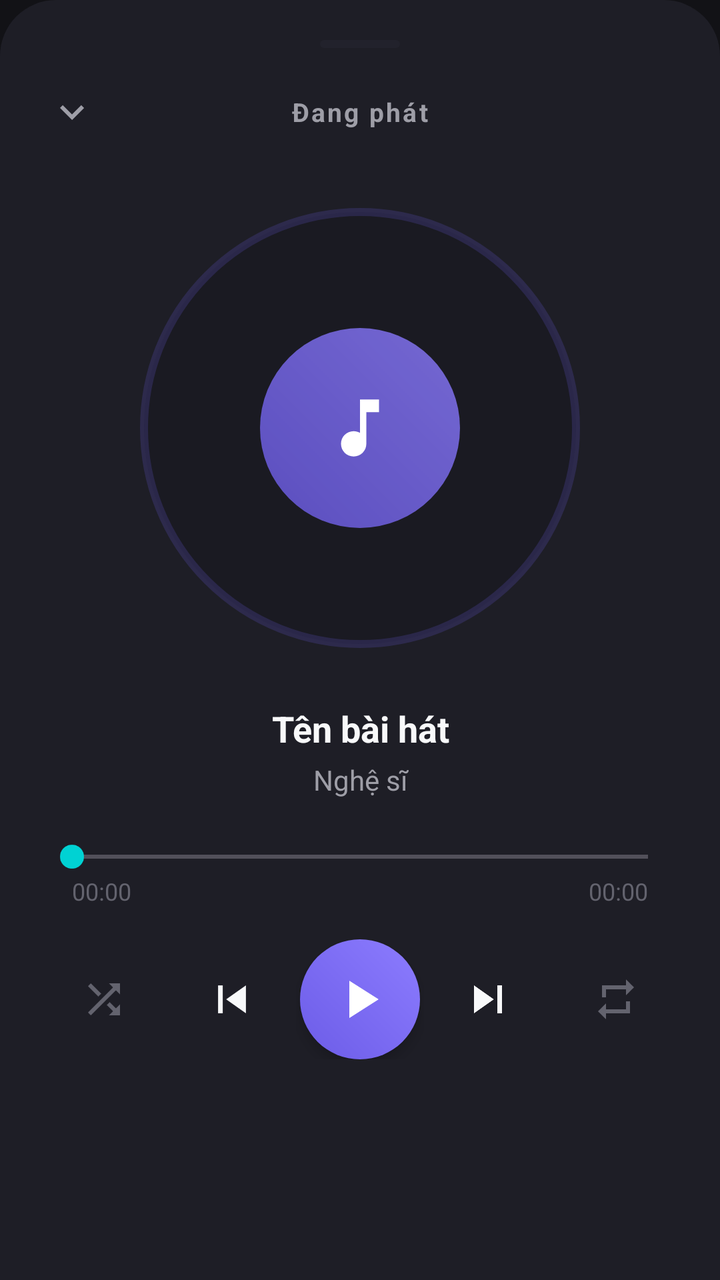
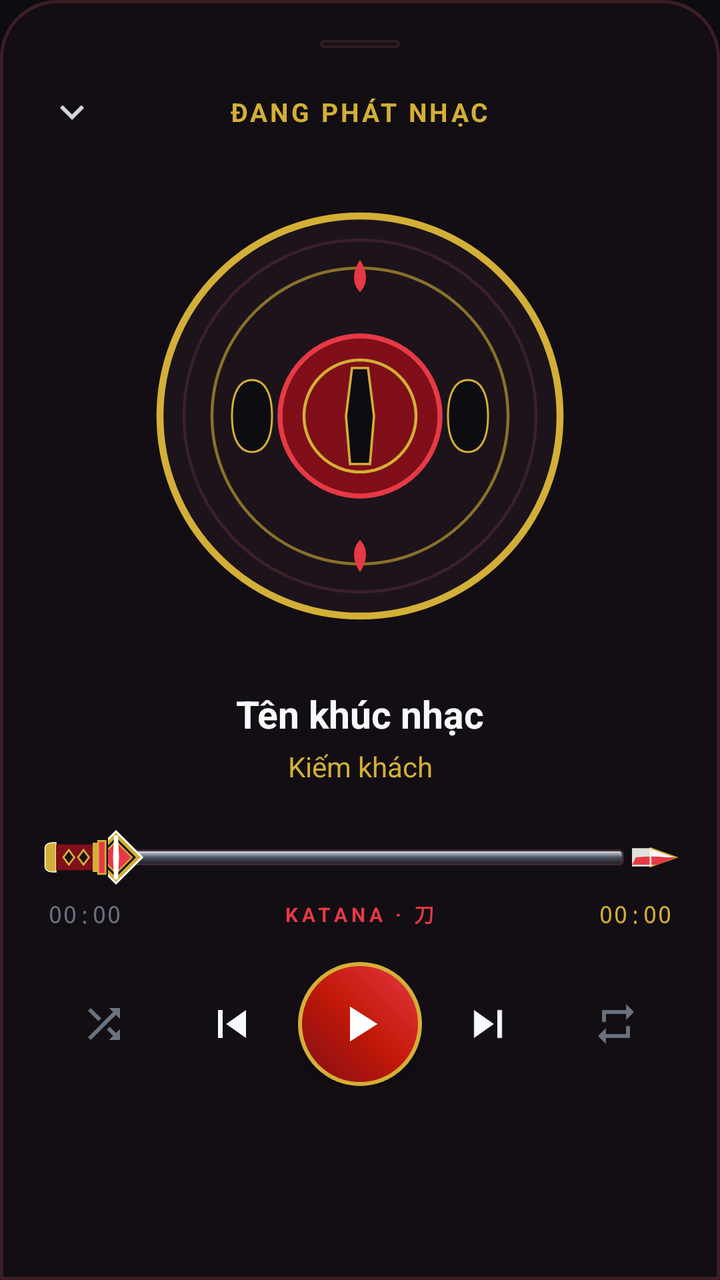

The first picture is an Android layout as it rendered before a commit; the second is the same layout after the commit. The layout source and the unified diff follow.
<!-- AndroidManifest.xml: application theme Theme.SimpleMusicPlayer -->
<!-- res/layout/bottom_sheet_player.xml -->
<?xml version="1.0" encoding="utf-8"?>
<LinearLayout xmlns:android="http://schemas.android.com/apk/res/android"
    xmlns:app="http://schemas.android.com/apk/res-auto"
    android:layout_width="match_parent"
    android:layout_height="wrap_content"
    android:background="@drawable/bg_bottom_sheet"
    android:orientation="vertical"
    android:padding="20dp">

    
    <View
        android:layout_width="40dp"
        android:layout_height="4dp"
        android:layout_gravity="center_horizontal"
        android:layout_marginBottom="16dp"
        android:background="@drawable/bg_pill_search"
        android:alpha="0.6" />

    
    <RelativeLayout
        android:layout_width="match_parent"
        android:layout_height="wrap_content"
        android:layout_marginBottom="16dp">

        <ImageView
            android:id="@+id/btnCollapse"
            android:layout_width="32dp"
            android:layout_height="32dp"
            android:layout_alignParentStart="true"
            android:layout_centerVertical="true"
            android:background="?attr/selectableItemBackgroundBorderless"
            android:padding="4dp"
            android:src="@drawable/ic_chevron_down"
            android:tint="@color/text_secondary" />

        <TextView
            android:layout_width="wrap_content"
            android:layout_height="wrap_content"
            android:layout_centerInParent="true"
            android:text="@string/now_playing"
            android:textColor="@color/text_secondary"
            android:textSize="13sp"
            android:textStyle="bold"
            android:letterSpacing="0.08" />
    </RelativeLayout>

    
    <FrameLayout
        android:id="@+id/layoutDiscContainer"
        android:layout_width="220dp"
        android:layout_height="220dp"
        android:layout_gravity="center_horizontal"
        android:layout_marginVertical="16dp">

        
        <View
            android:id="@+id/viewVinylDisc"
            android:layout_width="match_parent"
            android:layout_height="match_parent"
            android:background="@drawable/bg_album_disc" />

        
        <View
            android:layout_width="100dp"
            android:layout_height="100dp"
            android:layout_gravity="center"
            android:background="@drawable/bg_play_btn"
            android:alpha="0.8" />

        
        <ImageView
            android:layout_width="38dp"
            android:layout_height="38dp"
            android:layout_gravity="center"
            android:src="@drawable/ic_music_note"
            android:tint="@color/white" />
    </FrameLayout>

    
    <TextView
        android:id="@+id/tvSheetTitle"
        android:layout_width="match_parent"
        android:layout_height="wrap_content"
        android:layout_marginTop="12dp"
        android:gravity="center"
        android:maxLines="1"
        android:ellipsize="marquee"
        android:marqueeRepeatLimit="marquee_forever"
        android:singleLine="true"
        android:text="Tên bài hát"
        android:textColor="@color/text_primary"
        android:textSize="18sp"
        android:textStyle="bold" />

    <TextView
        android:id="@+id/tvSheetArtist"
        android:layout_width="match_parent"
        android:layout_height="wrap_content"
        android:layout_marginTop="4dp"
        android:gravity="center"
        android:maxLines="1"
        android:ellipsize="end"
        android:text="Nghệ sĩ"
        android:textColor="@color/text_secondary"
        android:textSize="14sp" />

    
    <LinearLayout
        android:layout_width="match_parent"
        android:layout_height="wrap_content"
        android:layout_marginTop="20dp"
        android:orientation="vertical">

        <SeekBar
            android:id="@+id/seekBarPlayer"
            android:layout_width="match_parent"
            android:layout_height="wrap_content"
            android:progressTint="@color/primary_accent"
            android:thumbTint="@color/accent_play" />

        <RelativeLayout
            android:layout_width="match_parent"
            android:layout_height="wrap_content"
            android:paddingHorizontal="16dp">

            <TextView
                android:id="@+id/tvCurrentTime"
                android:layout_width="wrap_content"
                android:layout_height="wrap_content"
                android:layout_alignParentStart="true"
                android:text="00:00"
                android:textColor="@color/text_muted"
                android:textSize="12sp" />

            <TextView
                android:id="@+id/tvTotalTime"
                android:layout_width="wrap_content"
                android:layout_height="wrap_content"
                android:layout_alignParentEnd="true"
                android:text="00:00"
                android:textColor="@color/text_muted"
                android:textSize="12sp" />
        </RelativeLayout>
    </LinearLayout>

    
    <LinearLayout
        android:layout_width="match_parent"
        android:layout_height="wrap_content"
        android:layout_marginVertical="16dp"
        android:gravity="center_vertical"
        android:orientation="horizontal"
        android:weightSum="5">

        
        <ImageView
            android:id="@+id/btnShuffle"
            android:layout_width="0dp"
            android:layout_height="36dp"
            android:layout_weight="1"
            android:background="?attr/selectableItemBackgroundBorderless"
            android:padding="6dp"
            android:src="@drawable/ic_shuffle"
            android:tint="@color/text_muted" />

        
        <ImageView
            android:id="@+id/btnPrevious"
            android:layout_width="0dp"
            android:layout_height="44dp"
            android:layout_weight="1"
            android:background="?attr/selectableItemBackgroundBorderless"
            android:padding="8dp"
            android:src="@drawable/ic_skip_previous"
            android:tint="@color/text_primary" />

        
        <FrameLayout
            android:layout_width="0dp"
            android:layout_height="wrap_content"
            android:layout_weight="1"
            android:gravity="center">

            <ImageButton
                android:id="@+id/btnPlayPauseLarge"
                android:layout_width="60dp"
                android:layout_height="60dp"
                android:layout_gravity="center"
                android:background="@drawable/bg_play_btn"
                android:elevation="4dp"
                android:padding="14dp"
                android:scaleType="fitCenter"
                android:src="@drawable/ic_play"
                android:tint="@color/white" />
        </FrameLayout>

        
        <ImageView
            android:id="@+id/btnNext"
            android:layout_width="0dp"
            android:layout_height="44dp"
            android:layout_weight="1"
            android:background="?attr/selectableItemBackgroundBorderless"
            android:padding="8dp"
            android:src="@drawable/ic_skip_next"
            android:tint="@color/text_primary" />

        
        <ImageView
            android:id="@+id/btnRepeat"
            android:layout_width="0dp"
            android:layout_height="36dp"
            android:layout_weight="1"
            android:background="?attr/selectableItemBackgroundBorderless"
            android:padding="6dp"
            android:src="@drawable/ic_repeat"
            android:tint="@color/text_muted" />
    </LinearLayout>

</LinearLayout>
<!-- resources referenced by this layout -->
<resources>
  <color name="accent_play">#00D2D3</color>
  <color name="primary_accent">#8C7CFF</color>
  <color name="text_muted">#63636E</color>
  <color name="text_secondary">#9E9EA7</color>
  <!-- drawable bg_album_disc (drawable) -->
  <shape xmlns:android="http://schemas.android.com/apk/res/android"
      android:shape="oval">
      <solid android:color="#1A1A22" />
      <stroke
          android:width="4dp"
          android:color="#336C5CE7" />
  </shape>
  <!-- drawable bg_bottom_sheet (drawable) -->
  <shape xmlns:android="http://schemas.android.com/apk/res/android"
      android:shape="rectangle">
      <corners
          android:topLeftRadius="28dp"
          android:topRightRadius="28dp" />
      <solid android:color="@color/surface_dark" />
  </shape>
  <!-- drawable bg_pill_search (drawable) -->
  <shape xmlns:android="http://schemas.android.com/apk/res/android"
      android:shape="rectangle">
      <corners android:radius="24dp" />
      <solid android:color="@color/surface_card" />
  </shape>
  <!-- drawable bg_play_btn (drawable) -->
  <shape xmlns:android="http://schemas.android.com/apk/res/android"
      android:shape="oval">
      <gradient
          android:angle="45"
          android:endColor="#8C7CFF"
          android:startColor="#6C5CE7" />
  </shape>
  <!-- drawable ic_music_note (drawable) -->
  <vector xmlns:android="http://schemas.android.com/apk/res/android"
      android:width="24dp"
      android:height="24dp"
      android:viewportWidth="24"
      android:viewportHeight="24">
      <path
          android:fillColor="#FFFFFFFF"
          android:pathData="M12,3v10.55c-0.59,-0.34 -1.27,-0.55 -2,-0.55 -2.21,0 -4,1.79 -4,4s1.79,4 4,4 4,-1.79 4,-4V7h4V3h-6z"/>
  </vector>
  <string name="now_playing">Đang phát</string>
  <color name="surface_dark">#1E1E26</color>
  <color name="surface_card">#252530</color>
  <color name="bg_dark">#121216</color>
  <!-- unchanged entries left out for length: 9 -->
</resources>

<!-- the commit's change to res/layout/bottom_sheet_player.xml (unified diff, before → after) -->
@@ -14,13 +14,13 @@
         android:layout_gravity="center_horizontal"
         android:layout_marginBottom="16dp"
         android:background="@drawable/bg_pill_search"
-        android:alpha="0.6" />
+        android:alpha="0.8" />
 
     
     <RelativeLayout
         android:layout_width="match_parent"
         android:layout_height="wrap_content"
-        android:layout_marginBottom="16dp">
+        android:layout_marginBottom="12dp">
 
         <ImageView
             android:id="@+id/btnCollapse"
@@ -38,10 +38,10 @@
             android:layout_height="wrap_content"
             android:layout_centerInParent="true"
             android:text="@string/now_playing"
-            android:textColor="@color/text_secondary"
+            android:textColor="@color/accent_gold"
             android:textSize="13sp"
             android:textStyle="bold"
-            android:letterSpacing="0.08" />
+            android:letterSpacing="0.1" />
     </RelativeLayout>
 
     
@@ -50,30 +50,16 @@
         android:layout_width="220dp"
         android:layout_height="220dp"
         android:layout_gravity="center_horizontal"
-        android:layout_marginVertical="16dp">
-
-        
-        <View
+        android:layout_marginVertical="14dp">
+
+        
+        <ImageView
             android:id="@+id/viewVinylDisc"
             android:layout_width="match_parent"
             android:layout_height="match_parent"
-            android:background="@drawable/bg_album_disc" />
-
-        
-        <View
-            android:layout_width="100dp"
-            android:layout_height="100dp"
-            android:layout_gravity="center"
-            android:background="@drawable/bg_play_btn"
-            android:alpha="0.8" />
-
-        
-        <ImageView
-            android:layout_width="38dp"
-            android:layout_height="38dp"
-            android:layout_gravity="center"
-            android:src="@drawable/ic_music_note"
-            android:tint="@color/white" />
+            android:scaleType="fitCenter"
+            android:src="@drawable/ic_tsuba_disc" />
+
     </FrameLayout>
 
     
@@ -87,9 +73,9 @@
         android:ellipsize="marquee"
         android:marqueeRepeatLimit="marquee_forever"
         android:singleLine="true"
-        android:text="Tên bài hát"
+        android:text="Tên khúc nhạc"
         android:textColor="@color/text_primary"
-        android:textSize="18sp"
+        android:textSize="19sp"
         android:textStyle="bold" />
 
     <TextView
@@ -100,8 +86,8 @@
         android:gravity="center"
         android:maxLines="1"
         android:ellipsize="end"
-        android:text="Nghệ sĩ"
-        android:textColor="@color/text_secondary"
+        android:text="Kiếm khách"
+        android:textColor="@color/accent_gold"
         android:textSize="14sp" />
 
     
@@ -111,17 +97,47 @@
         android:layout_marginTop="20dp"
         android:orientation="vertical">
 
-        <SeekBar
-            android:id="@+id/seekBarPlayer"
+        
+        <LinearLayout
             android:layout_width="match_parent"
             android:layout_height="wrap_content"
-            android:progressTint="@color/primary_accent"
-            android:thumbTint="@color/accent_play" />
+            android:gravity="center_vertical"
+            android:orientation="horizontal">
+
+            
+            <ImageView
+                android:layout_width="34dp"
+                android:layout_height="22dp"
+                android:scaleType="fitCenter"
+                android:src="@drawable/ic_katana_tsuka_left" />
+
+            
+            <SeekBar
+                android:id="@+id/seekBarPlayer"
+                android:layout_width="0dp"
+                android:layout_height="32dp"
+                android:layout_weight="1"
+                android:maxHeight="8dp"
+                android:minHeight="8dp"
+                android:paddingStart="4dp"
+                android:paddingEnd="4dp"
+                android:progressDrawable="@drawable/seek_bar_katana_track"
+                android:thumb="@drawable/ic_katana_thumb"
+                android:splitTrack="false" />
+
+            
+            <ImageView
+                android:layout_width="24dp"
+                android:layout_height="22dp"
+                android:scaleType="fitCenter"
+                android:src="@drawable/ic_katana_kissaki_right" />
+        </LinearLayout>
 
         <RelativeLayout
             android:layout_width="match_parent"
             android:layout_height="wrap_content"
-            android:paddingHorizontal="16dp">
+            android:layout_marginTop="4dp"
+            android:paddingHorizontal="4dp">
 
             <TextView
                 android:id="@+id/tvCurrentTime"
@@ -130,7 +146,18 @@
                 android:layout_alignParentStart="true"
                 android:text="00:00"
                 android:textColor="@color/text_muted"
-                android:textSize="12sp" />
+                android:textSize="12sp"
+                android:fontFamily="monospace" />
+
+            <TextView
+                android:layout_width="wrap_content"
+                android:layout_height="wrap_content"
+                android:layout_centerInParent="true"
+                android:text="KATANA · 刀"
+                android:textColor="@color/primary_accent"
+                android:textSize="10sp"
+                android:textStyle="bold"
+                android:letterSpacing="0.2" />
 
             <TextView
                 android:id="@+id/tvTotalTime"
@@ -138,8 +165,9 @@
                 android:layout_height="wrap_content"
                 android:layout_alignParentEnd="true"
                 android:text="00:00"
-                android:textColor="@color/text_muted"
-                android:textSize="12sp" />
+                android:textColor="@color/accent_gold"
+                android:textSize="12sp"
+                android:fontFamily="monospace" />
         </RelativeLayout>
     </LinearLayout>
 
@@ -156,10 +184,10 @@
         <ImageView
             android:id="@+id/btnShuffle"
             android:layout_width="0dp"
-            android:layout_height="36dp"
-            android:layout_weight="1"
-            android:background="?attr/selectableItemBackgroundBorderless"
-            android:padding="6dp"
+            android:layout_height="38dp"
+            android:layout_weight="1"
+            android:background="?attr/selectableItemBackgroundBorderless"
+            android:padding="7dp"
             android:src="@drawable/ic_shuffle"
             android:tint="@color/text_muted" />
 
@@ -183,12 +211,12 @@
 
             <ImageButton
                 android:id="@+id/btnPlayPauseLarge"
-                android:layout_width="60dp"
-                android:layout_height="60dp"
+                android:layout_width="62dp"
+                android:layout_height="62dp"
                 android:layout_gravity="center"
                 android:background="@drawable/bg_play_btn"
-                android:elevation="4dp"
-                android:padding="14dp"
+                android:elevation="6dp"
+                android:padding="16dp"
                 android:scaleType="fitCenter"
                 android:src="@drawable/ic_play"
                 android:tint="@color/white" />
@@ -209,10 +237,10 @@
         <ImageView
             android:id="@+id/btnRepeat"
             android:layout_width="0dp"
-            android:layout_height="36dp"
-            android:layout_weight="1"
-            android:background="?attr/selectableItemBackgroundBorderless"
-            android:padding="6dp"
+            android:layout_height="38dp"
+            android:layout_weight="1"
+            android:background="?attr/selectableItemBackgroundBorderless"
+            android:padding="7dp"
             android:src="@drawable/ic_repeat"
             android:tint="@color/text_muted" />
     </LinearLayout>
<!-- resource entries referenced after the edit -->
@@ -1,53 +1,198 @@
 <!-- resources referenced by this layout -->
 <resources>
-  <color name="accent_play">#00D2D3</color>
-  <color name="primary_accent">#8C7CFF</color>
-  <color name="text_muted">#63636E</color>
-  <color name="text_secondary">#9E9EA7</color>
-  <!-- drawable bg_album_disc (drawable) -->
-  <shape xmlns:android="http://schemas.android.com/apk/res/android"
-      android:shape="oval">
-      <solid android:color="#1A1A22" />
-      <stroke
-          android:width="4dp"
-          android:color="#336C5CE7" />
-  </shape>
+  <color name="accent_gold">#D4AF37</color>
+  <color name="accent_play">#E63946</color>
+  <color name="primary_accent">#E63946</color>
+  <color name="text_muted">#6B7280</color>
+  <color name="text_secondary">#D1D5DB</color>
   <!-- drawable bg_bottom_sheet (drawable) -->
+  <?xml version="1.0" encoding="utf-8"?>
   <shape xmlns:android="http://schemas.android.com/apk/res/android"
       android:shape="rectangle">
+      <solid android:color="@color/bottom_nav_bg" />
       <corners
           android:topLeftRadius="28dp"
           android:topRightRadius="28dp" />
-      <solid android:color="@color/surface_dark" />
+      <stroke
+          android:width="1.5dp"
+          android:color="#3A1E26" />
   </shape>
   <!-- drawable bg_pill_search (drawable) -->
+  <?xml version="1.0" encoding="utf-8"?>
   <shape xmlns:android="http://schemas.android.com/apk/res/android"
       android:shape="rectangle">
+      <solid android:color="@color/surface_dark" />
       <corners android:radius="24dp" />
-      <solid android:color="@color/surface_card" />
+      <stroke
+          android:width="1.2dp"
+          android:color="#3A1E26" />
   </shape>
   <!-- drawable bg_play_btn (drawable) -->
+  <?xml version="1.0" encoding="utf-8"?>
   <shape xmlns:android="http://schemas.android.com/apk/res/android"
       android:shape="oval">
       <gradient
           android:angle="45"
-          android:endColor="#8C7CFF"
-          android:startColor="#6C5CE7" />
+          android:startColor="#800F19"
+          android:centerColor="#C21807"
+          android:endColor="#E63946" />
+      <stroke
+          android:width="2dp"
+          android:color="@color/accent_gold" />
   </shape>
-  <!-- drawable ic_music_note (drawable) -->
+  <!-- drawable ic_katana_kissaki_right (drawable) -->
   <vector xmlns:android="http://schemas.android.com/apk/res/android"
-      android:width="24dp"
+      android:width="26dp"
       android:height="24dp"
-      android:viewportWidth="24"
+      android:viewportWidth="26"
       android:viewportHeight="24">
+  
+      
       <path
-          android:fillColor="#FFFFFFFF"
-          android:pathData="M12,3v10.55c-0.59,-0.34 -1.27,-0.55 -2,-0.55 -2.21,0 -4,1.79 -4,4s1.79,4 4,4 4,-1.79 4,-4V7h4V3h-6z"/>
+          android:fillColor="#E0E1DD"
+          android:pathData="M0,7 L10,7 L23,12 L10,17 L0,17 Z" />
+  
+      
+      <path
+          android:fillColor="#F8F9FA"
+          android:strokeColor="#D4AF37"
+          android:strokeWidth="0.8"
+          android:pathData="M10,7 L24,12 L10,17 Z" />
+  
+      
+      <path
+          android:fillColor="#E63946"
+          android:pathData="M2,12 Q12,11 18,12 L24,12 L14,16 L0,16 Z" />
+  
+      
+      <path
+          android:strokeColor="#FFFFFF"
+          android:strokeWidth="0.8"
+          android:pathData="M10,7 L10,17" />
+  
   </vector>
-  <string name="now_playing">Đang phát</string>
-  <color name="surface_dark">#1E1E26</color>
-  <color name="surface_card">#252530</color>
-  <color name="bg_dark">#121216</color>
+  <!-- drawable ic_katana_thumb (drawable) -->
+  <vector xmlns:android="http://schemas.android.com/apk/res/android"
+      android:width="28dp"
+      android:height="28dp"
+      android:viewportWidth="28"
+      android:viewportHeight="28">
+  
+      
+      <path
+          android:fillColor="#D4AF37"
+          android:strokeColor="#FFFFFF"
+          android:strokeWidth="1"
+          android:pathData="M14,1 L27,14 L14,27 L1,14 Z" />
+  
+      
+      <path
+          android:fillColor="#1A1216"
+          android:pathData="M14,4 L24,14 L14,24 L4,14 Z" />
+  
+      
+      <path
+          android:fillColor="#E63946"
+          android:strokeColor="#D4AF37"
+          android:strokeWidth="0.8"
+          android:pathData="M14,6 L22,14 L14,22 L6,14 Z" />
+  
+      
+      <path
+          android:fillColor="#FFFFFF"
+          android:pathData="M13,3 L15,3 L15.5,14 L15,25 L13,25 L12.5,14 Z" />
+  
+  </vector>
+  <!-- drawable ic_katana_tsuka_left (drawable) -->
+  <vector xmlns:android="http://schemas.android.com/apk/res/android"
+      android:width="36dp"
+      android:height="24dp"
+      android:viewportWidth="36"
+      android:viewportHeight="24">
+  
+      
+      <path
+          android:fillColor="#D4AF37"
+          android:strokeColor="#FFFFFF"
+          android:strokeWidth="0.5"
+          android:pathData="M2,7 C2,5 4,4 6,4 L8,4 L8,20 L6,20 C4,20 2,19 2,17 Z" />
+  
+      
+      <path
+          android:fillColor="#800F19"
+          android:pathData="M8,5 L30,5 L30,19 L8,19 Z" />
+  
+      
+      
+      <path
+          android:fillColor="#1A1216"
+          android:strokeColor="#D4AF37"
+          android:strokeWidth="1"
+          android:pathData="M12,12 L15,8 L18,12 L15,16 Z" />
+      
+      <path
+          android:fillColor="#1A1216"
+          android:strokeColor="#D4AF37"
+          android:strokeWidth="1"
+          android:pathData="M20,12 L23,8 L26,12 L23,16 Z" />
+  
+      
+      <path
+          android:fillColor="#D4AF37"
+          android:pathData="M28,4 L31,4 L31,20 L28,20 Z" />
+  
+      
+      <path
+          android:fillColor="#E63946"
+          android:strokeColor="#D4AF37"
+          android:strokeWidth="1"
+          android:pathData="M31,3 L35,3 L35,21 L31,21 Z" />
+  
+  </vector>
+  <!-- drawable ic_tsuba_disc: vector/xml drawable (drawable, 2184 chars, omitted) -->
+  <!-- drawable seek_bar_katana_track (drawable) -->
+  <?xml version="1.0" encoding="utf-8"?>
+  <layer-list xmlns:android="http://schemas.android.com/apk/res/android">
+  
+      
+      <item android:id="@android:id/background">
+          <shape android:shape="rectangle">
+              <corners android:radius="2dp" />
+              <size android:height="8dp" />
+              <gradient
+                  android:angle="270"
+                  android:startColor="#F3F4F6"
+                  android:centerColor="#4B5563"
+                  android:endColor="#1E161D" />
+              <stroke
+                  android:width="1dp"
+                  android:color="#3D2934" />
+          </shape>
+      </item>
+  
+      
+      <item android:id="@android:id/progress">
+          <clip>
+              <shape android:shape="rectangle">
+                  <corners android:radius="2dp" />
+                  <size android:height="8dp" />
+                  <gradient
+                      android:angle="0"
+                      android:startColor="#800F19"
+                      android:centerColor="#C21807"
+                      android:endColor="#E63946" />
+                  <stroke
+                      android:width="1dp"
+                      android:color="#D4AF37" />
+              </shape>
+          </clip>
+      </item>
+  
+  </layer-list>
+  <string name="now_playing">ĐANG PHÁT NHẠC</string>
+  <color name="bottom_nav_bg">#120E13</color>
+  <color name="surface_dark">#161318</color>
+  <color name="bg_dark">#0D0C10</color>
   <!-- unchanged entries left out for length: 9 -->
 </resources>
 
